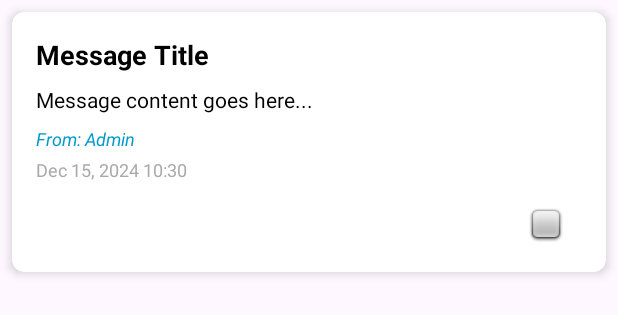
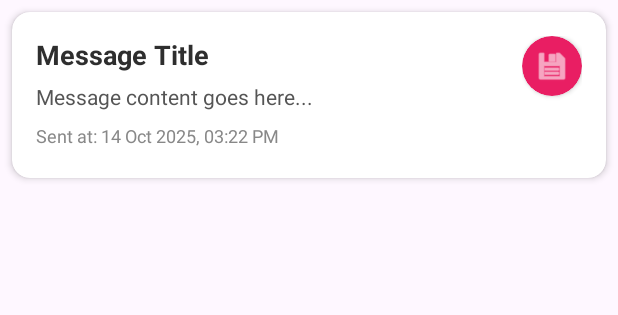
Before and after one commit to Harini156/Edualert_application, an Android app: the layout item_received_message.xml on its own in the app's theme, with its tools: preview values and no code run, on a phone screen of 412 x 824 dp. Shown: the top 315 px of the screen. Run offline under Robolectric (Android 15) with nearby library versions, the phone set to English and light mode, and no system bars.

Commit message:
Enhance message UI and actions for received/admin messages
Improved the UI for received and admin messages by updating layouts with a header, logo, and refined color scheme. Enhanced tick and delete button visuals and logic using CardView wrappers, and updated date formatting with a 'Sent at:' prefix. The fragment now sets dynamic header titles based on user type, and attachment display is simplified for clarity.

```diff
--- a/EDUALERT_FRONTEND-main/app/src/main/res/layout/item_received_message.xml
+++ b/EDUALERT_FRONTEND-main/app/src/main/res/layout/item_received_message.xml
@@ -4,14 +4,23 @@
     android:layout_width="match_parent"
     android:layout_height="wrap_content"
     android:layout_margin="8dp"
-    app:cardCornerRadius="8dp"
-    app:cardElevation="4dp">
+    app:cardCornerRadius="12dp"
+    app:cardElevation="3dp"
+    app:strokeColor="#D1C4E9"
+    app:strokeWidth="2dp">
 
     <LinearLayout
         android:layout_width="match_parent"
         android:layout_height="wrap_content"
-        android:orientation="vertical"
+        android:orientation="horizontal"
         android:padding="16dp">
+
+        <!-- Main Content Area -->
+        <LinearLayout
+            android:layout_width="0dp"
+            android:layout_height="wrap_content"
+            android:layout_weight="1"
+            android:orientation="vertical">
 
             <TextView
                 android:id="@+id/titleText"
@@ -20,8 +29,8 @@
                 android:text="Message Title"
                 android:textSize="18sp"
                 android:textStyle="bold"
-            android:textColor="@android:color/black"
-            android:layout_marginBottom="8dp" />
+                android:textColor="#2E2E2E"
+                android:layout_marginBottom="6dp" />
 
             <TextView
                 android:id="@+id/contentText"
@@ -29,8 +38,28 @@
                 android:layout_height="wrap_content"
                 android:text="Message content goes here..."
                 android:textSize="14sp"
-            android:textColor="@android:color/black"
+                android:textColor="#555555"
                 android:layout_marginBottom="8dp" />
+
+            <TextView
+                android:id="@+id/attachmentText"
+                android:layout_width="match_parent"
+                android:layout_height="wrap_content"
+                android:text="📎 View Attachment"
+                android:textSize="13sp"
+                android:textColor="#1976D2"
+                android:textStyle="bold"
+                android:visibility="gone"
+                android:layout_marginBottom="8dp" />
+
+            <TextView
+                android:id="@+id/dateText"
+                android:layout_width="match_parent"
+                android:layout_height="wrap_content"
+                android:text="Sent at: 14 Oct 2025, 03:22 PM"
+                android:textSize="12sp"
+                android:textColor="#888888"
+                android:layout_marginBottom="4dp" />
 
             <TextView
                 android:id="@+id/senderText"
@@ -38,58 +67,61 @@
                 android:layout_height="wrap_content"
                 android:text="From: Admin"
                 android:textSize="12sp"
-            android:textColor="@android:color/holo_blue_dark"
+                android:textColor="#7B1FA2"
                 android:textStyle="italic"
-            android:layout_marginBottom="4dp" />
+                android:visibility="gone" />
 
-        <TextView
-            android:id="@+id/dateText"
-            android:layout_width="match_parent"
+        </LinearLayout>
+
+        <!-- Action Buttons Area -->
+        <LinearLayout
+            android:layout_width="wrap_content"
             android:layout_height="wrap_content"
-            android:text="Dec 15, 2024 10:30"
-            android:textSize="12sp"
-            android:textColor="@android:color/darker_gray"
-            android:layout_marginBottom="4dp" />
+            android:orientation="vertical"
+            android:gravity="center"
+            android:layout_marginStart="12dp">
 
-        <TextView
-            android:id="@+id/attachmentText"
-            android:layout_width="match_parent"
-            android:layout_height="wrap_content"
-            android:text="📎 Attachment: file.pdf"
-            android:textSize="12sp"
-            android:textColor="@android:color/holo_green_dark"
-            android:visibility="gone"
-            android:layout_marginBottom="8dp" />
+            <!-- Enhanced Tick Button -->
+            <androidx.cardview.widget.CardView
+                android:id="@+id/tickButtonCard"
+                android:layout_width="40dp"
+                android:layout_height="40dp"
+                app:cardCornerRadius="20dp"
+                app:cardElevation="2dp"
+                android:layout_marginBottom="8dp"
+                app:cardBackgroundColor="#E91E63">
 
-        <!-- Action Buttons Layout -->
-        <LinearLayout
-            android:layout_width="match_parent"
-            android:layout_height="wrap_content"
-            android:orientation="horizontal"
-            android:gravity="end"
-            android:layout_marginTop="8dp">
-
-            <!-- Tick Button (Mark as Read) -->
                 <ImageView
                     android:id="@+id/tickButton"
-                android:layout_width="32dp"
-                android:layout_height="32dp"
-                android:src="@android:drawable/checkbox_off_background"
-                android:background="?android:attr/selectableItemBackgroundBorderless"
-                android:padding="4dp"
-                android:layout_marginEnd="8dp"
+                    android:layout_width="24dp"
+                    android:layout_height="24dp"
+                    android:layout_gravity="center"
+                    android:src="@android:drawable/ic_menu_save"
+                    android:tint="#FFFFFF"
                     android:contentDescription="Mark as read" />
 
-            <!-- Delete Button -->
+            </androidx.cardview.widget.CardView>
+
+            <!-- Enhanced Delete Button -->
+            <androidx.cardview.widget.CardView
+                android:id="@+id/deleteButtonCard"
+                android:layout_width="36dp"
+                android:layout_height="36dp"
+                app:cardCornerRadius="18dp"
+                app:cardElevation="2dp"
+                android:visibility="gone"
+                app:cardBackgroundColor="#9E9E9E">
+
                 <ImageView
                     android:id="@+id/deleteButton"
-                android:layout_width="32dp"
-                android:layout_height="32dp"
+                    android:layout_width="20dp"
+                    android:layout_height="20dp"
+                    android:layout_gravity="center"
                     android:src="@android:drawable/ic_menu_delete"
-                android:background="?android:attr/selectableItemBackgroundBorderless"
-                android:padding="4dp"
-                android:visibility="gone"
+                    android:tint="#FFFFFF"
                     android:contentDescription="Delete message" />
+
+            </androidx.cardview.widget.CardView>
 
         </LinearLayout>
 
```
Also changed, not shown: EDUALERT_FRONTEND-main/app/src/main/java/com/saveetha/edualert/AdminMessageAdapter.kt (+24 -17 lines), EDUALERT_FRONTEND-main/app/src/main/java/com/saveetha/edualert/ReceivedMessageAdapter.kt (+25 -17 lines), EDUALERT_FRONTEND-main/app/src/main/java/com/saveetha/edualert/ReceivedMessagesFragment.kt (+11 -0 lines), EDUALERT_FRONTEND-main/app/src/main/res/layout/fragment_admin_messages.xml (+25 -8 lines), EDUALERT_FRONTEND-main/app/src/main/res/layout/fragment_received_messages.xml (+26 -8 lines). Lines whose indentation alone changed are shown as unchanged.
